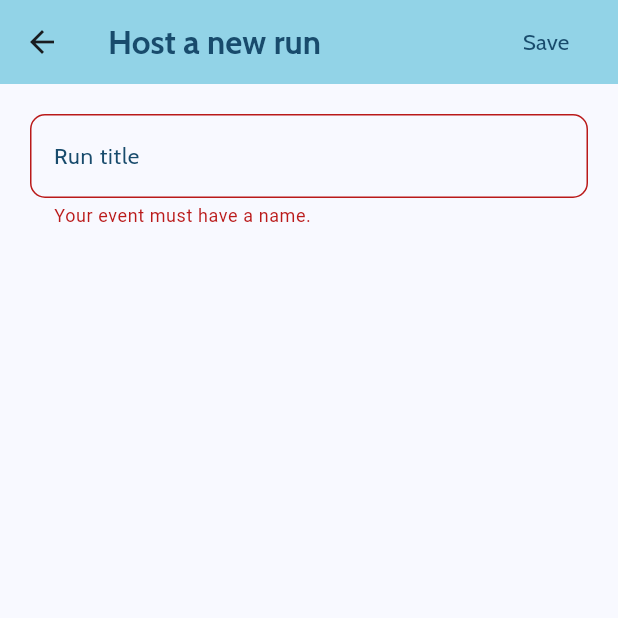
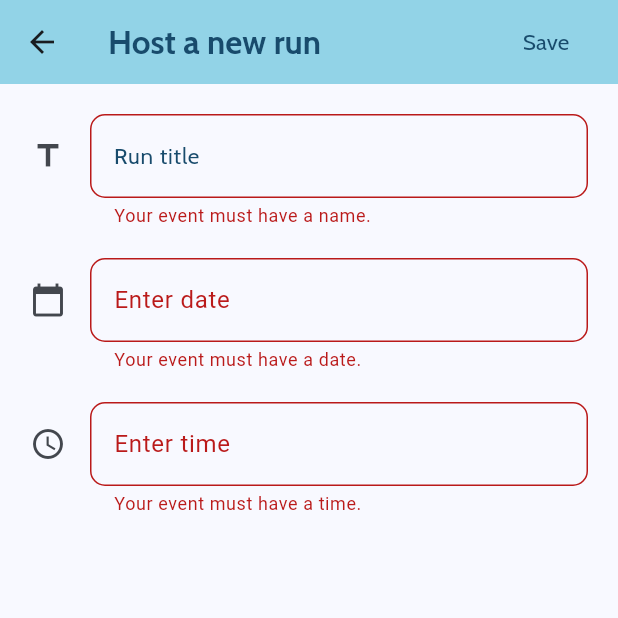
Before and after one commit to smsanagustin/runconnect, a Flutter app: the HostScreen screen opened directly, after a tap on "Save", on a phone screen of 412 x 824 dp, the top half of it. Run offline on Flutter 3.47's test engine with Material 3 defaults, Android fonts, the phone set to English and light mode, and no system bars; our stand-ins replace cloud_firestore, dartz, firebase_auth, firebase_core, flutter_riverpod, riverpod_annotation; accounts and stored records are empty; generated files the repository leaves out were written again.

Commit message:
ui: Add a time picker

```diff
--- a/lib/screens/home/host.dart
+++ b/lib/screens/home/host.dart
@@ -1,4 +1,5 @@
 import 'package:flutter/material.dart';
+import 'package:intl/intl.dart';
 import 'package:runconnect/shared/styled_text.dart';
 import 'package:runconnect/theme.dart';
 
@@ -10,6 +11,18 @@ class HostScreen extends StatefulWidget {
 }
 
 class _HostScreenState extends State<HostScreen> {
+  // stores the date and time picked by the user
+  TextEditingController dateInput = TextEditingController();
+  TextEditingController timeInput = TextEditingController();
+
+  @override
+  void initState() {
+    dateInput.text = ""; //set the initial value of text field
+    timeInput.text = "";
+    super.initState();
+  }
+
+  // used to control the form
   final _formGlobalKey = GlobalKey<FormState>();
 
   @override
@@ -38,6 +51,7 @@ class _HostScreenState extends State<HostScreen> {
                   // title
                   TextFormField(
                       decoration: InputDecoration(
+                        icon: const Icon(Icons.title),
                         label: const StyledText("Run title"),
                         border: OutlineInputBorder(
                             borderRadius: BorderRadius.circular(10),
@@ -52,9 +66,91 @@ class _HostScreenState extends State<HostScreen> {
                           return "Your event must have a name.";
                         }
                         return null;
-                      })
+                      }),
+                  const SizedBox(
+                    height: 20,
+                  ),
+                  TextFormField(
+                    controller: dateInput,
+                    decoration: InputDecoration(
+                      icon: const Icon(Icons.calendar_today),
+                      labelText: "Enter date",
+                      border: OutlineInputBorder(
+                          borderRadius: BorderRadius.circular(10),
+                          borderSide: BorderSide(color: AppColors.textColor)),
+                      focusedBorder: OutlineInputBorder(
+                          borderRadius: BorderRadius.circular(10),
+                          borderSide: BorderSide(
+                              color: AppColors.textColor, width: 2.0)),
+                    ),
+                    readOnly: true,
+                    onTap: () async {
+                      DateTime? pickedDate = await showDatePicker(
+                          context: context,
+                          initialDate:
+                              DateTime.now().add(const Duration(days: 1)),
+                          firstDate:
+                              DateTime.now().add(const Duration(days: 1)),
+                          lastDate: DateTime(2100));
+                      if (pickedDate != null) {
+                        setState(() {
+                          // format the date picked by the user and store it
+                          dateInput.text =
+                              DateFormat('yyyy-MM-dd').format(pickedDate);
+                        });
+                      }
+                    },
+                    validator: (value) {
+                      if (value == null || value.isEmpty) {
+                        return "Your event must have a date.";
+                      } else {
+                        return null;
+                      }
+                    },
+                  ),
+                  const SizedBox(
+                    height: 20,
+                  ),
+                  TextFormField(
+                    controller: timeInput,
+                    decoration: InputDecoration(
+                      icon: const Icon(Icons.schedule),
+                      labelText: "Enter time",
+                      border: OutlineInputBorder(
+                          borderRadius: BorderRadius.circular(10),
+                          borderSide: BorderSide(color: AppColors.textColor)),
+                      focusedBorder: OutlineInputBorder(
+                          borderRadius: BorderRadius.circular(10),
+                          borderSide: BorderSide(
+                              color: AppColors.textColor, width: 2.0)),
+                    ),
+                    readOnly: true,
+                    onTap: () async {
+                      TimeOfDay? pickedTime = await showTimePicker(
+                        context: context,
+                        initialTime: TimeOfDay.now(),
+                      );
+                      if (pickedTime != null) {
+                        setState(() {
+                          // format the time picked by the user and store it
+                          setState(() {
+                            timeInput.text = pickedTime.format(context);
+                          });
+                        });
+                      }
+                    },
+                    validator: (value) {
+                      if (value == null || value.isEmpty) {
+                        return "Your event must have a time.";
+                      } else {
+                        return null;
+                      }
+                    },
+                  ),
                 ],
               ),
             )));
   }
 }
+
+// REFERENCE: https://mobikul.com/date-picker-in-flutter/#:~:text=DatePicker%20is%20a%20material%20widget,by%20calling%20flutter's%20inbuilt%20function.
--- a/pubspec.yaml
+++ b/pubspec.yaml
@@ -44,6 +44,7 @@ dependencies:
   provider: ^6.1.2
   riverpod_annotation: ^2.6.1
   riverpod_generator: ^2.6.2
+  intl: ^0.19.0
 
 dev_dependencies:
   flutter_test:
```
Also changed, not shown: pubspec.lock.
